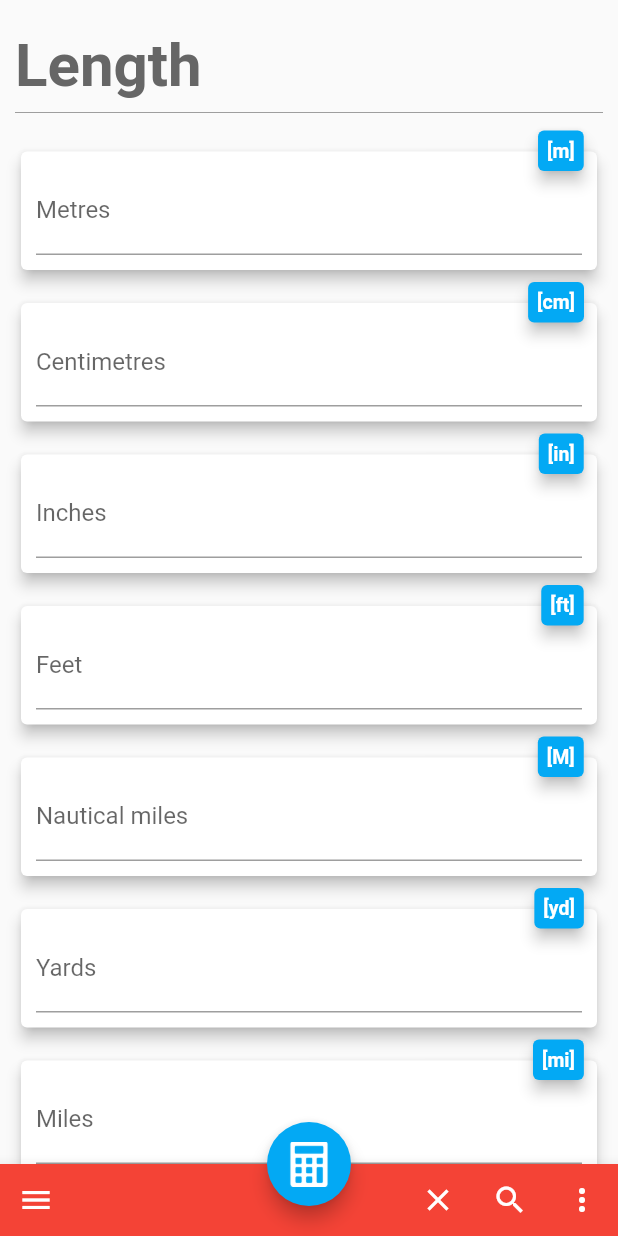
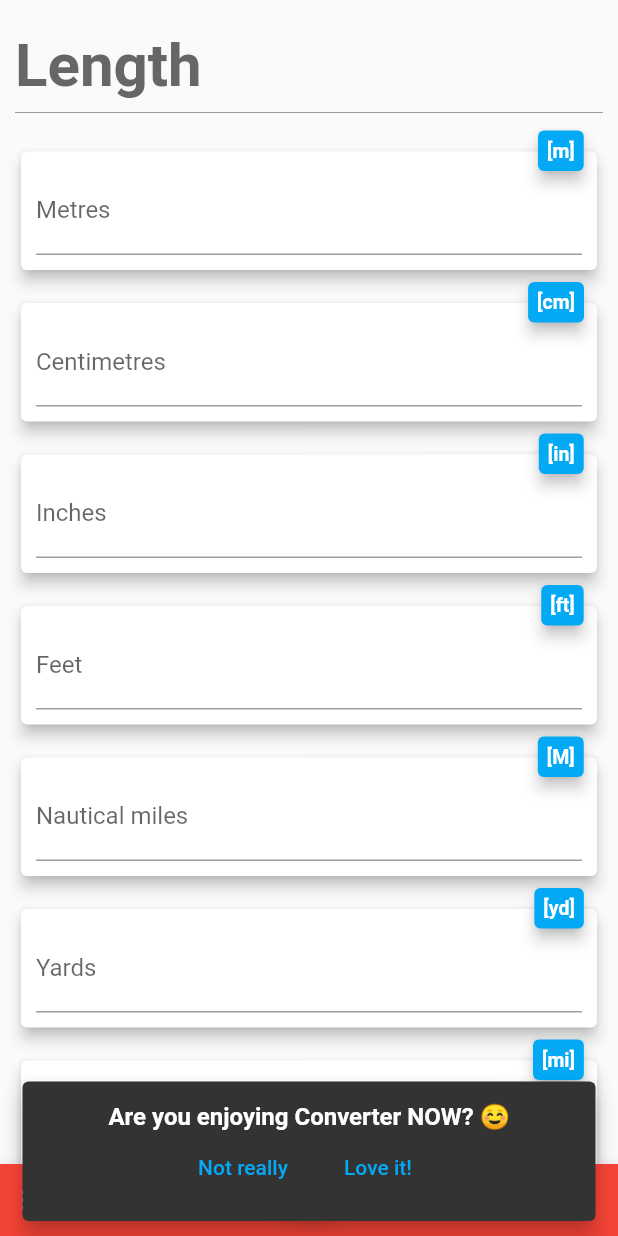
Before and after one commit to ferraridamiano/ConverterNOW, a Flutter app: the screen it shows after launch, on a phone screen of 412 x 824 dp. Run offline on Flutter 3.47's test engine with Material 2 defaults, Android fonts, the phone set to English and light mode, and no system bars; our stand-ins replace shared_preferences; network calls fail.

```diff
--- a/lib/ConversionManager.dart
+++ b/lib/ConversionManager.dart
@@ -69,7 +69,7 @@ class _ConversionManager extends State<ConversionManager>{
     Future.delayed(Duration.zero, () {
       _getCurrency();
     });
-    Future.delayed(const Duration(seconds: 10), () {
+    Future.delayed(const Duration(seconds: 3), () {
       _showReviewSnackBar();
     });
 
@@ -193,31 +193,62 @@ class _ConversionManager extends State<ConversionManager>{
 
   _showReviewSnackBar(){
 
+    final SnackBar positiveResponseSnackBar = SnackBar(
+      duration: const Duration(milliseconds: 3000),
+      behavior: SnackBarBehavior.floating,
+      content: Text(MyLocalizations.of(context).trans('valuta_app3'), style: TextStyle(fontWeight: FontWeight.w600, fontSize: 16.0)),
+      action: SnackBarAction(
+        label: MyLocalizations.of(context).trans('valuta_app5'),
+        textColor: Theme.of(context).accentColor,
+        onPressed: (){
+         launchURL("https://play.google.com/store/apps/details?id=com.ferrarid.converterpro");
+        },
+      ),
+    );
+
+    final SnackBar negativeResponseSnackBar = SnackBar(
+      duration: const Duration(milliseconds: 2000),
+      behavior: SnackBarBehavior.floating,
+      content: Text(MyLocalizations.of(context).trans('valuta_app4'), style: TextStyle(fontWeight: FontWeight.w600, fontSize: 16.0)),
+      action: SnackBarAction(
+        label: MyLocalizations.of(context).trans('valuta_app5'),
+        textColor: Theme.of(context).accentColor,
+        onPressed: (){
+         launchURL("https://play.google.com/store/apps/details?id=com.ferrarid.converterpro");
+        },
+      ),
+    );
+
     final SnackBar reviewSnackBar = SnackBar(
+      duration: const Duration(seconds: 5),
       behavior: SnackBarBehavior.floating,
       content: SizedBox(
-        height: 70.0,
+        height: 65.0,
+        child: Center(
           child: Column(
             children: <Widget>[
-            Text('Ti piace Converter NOW? ☺️', style: TextStyle(fontWeight: FontWeight.bold, fontSize: 20.0),),
+              Text(MyLocalizations.of(context).trans('valuta_app2'), style: TextStyle(fontWeight: FontWeight.w600, fontSize: 16.0),),
               Row(
                 mainAxisAlignment: MainAxisAlignment.center,
                 children: <Widget>[
                   FlatButton(
-                  child: Text("Non molto", style: TextStyle(fontWeight: FontWeight.bold, fontSize: 16.0, color: Theme.of(context).accentColor),),
+                    child: Text(MyLocalizations.of(context).trans('valuta_app2NO'), style: TextStyle(color: Theme.of(context).accentColor),),
                     onPressed: (){
-                    print("Non molto");
+                      scaffoldKey.currentState.hideCurrentSnackBar();
+                      scaffoldKey.currentState.showSnackBar(negativeResponseSnackBar);
                     },
                   ),
                   FlatButton(
-                  child: Text("Lo adoro", style: TextStyle(fontWeight: FontWeight.bold, fontSize: 16.0, color: Theme.of(context).accentColor),),
+                    child: Text(MyLocalizations.of(context).trans('valuta_app2SI'), style: TextStyle(color: Theme.of(context).accentColor),),
                     onPressed: (){
-                    print("Lo adoro");
+                      scaffoldKey.currentState.hideCurrentSnackBar();
+                      scaffoldKey.currentState.showSnackBar(positiveResponseSnackBar);
                     },
                   ),
                 ]
               )
             ],
+          ),
         ),
       ),
     );
@@ -306,42 +337,6 @@ class _ConversionManager extends State<ConversionManager>{
     );
   }
 
-  /*void _showRateDialog() async {
-    new Future.delayed(Duration.zero,() {
-      showDialog(
-        context: context,
-        builder: (BuildContext dialogcontext) {
-          return AlertDialog(
-            title: new Text(MyLocalizations.of(context).trans('valuta_app')),
-            content: new Text(MyLocalizations.of(context).trans('valuta_app2')),
-            actions: <Widget>[
-              new FlatButton(
-                child: new Text(MyLocalizations.of(context).trans('gia_fatto')),
-                onPressed: () {
-                  prefs.setBool("stop_request_rating",true);
-                  Navigator.of(dialogcontext).pop();
-                },
-              ),
-              new FlatButton(
-                child: new Text(MyLocalizations.of(context).trans('piu_tardi')),
-                onPressed: () {
-                  Navigator.of(dialogcontext).pop();
-                },
-              ),
-              new FlatButton(
-                child: new Text("OK"),
-                onPressed: () {
-                  launchURL("https://play.google.com/store/apps/details?id=com.ferrarid.converterpro");
-                  Navigator.of(dialogcontext).pop();
-                },
-              ),
-            ],
-          );
-        },
-      );
-      }
-    );
-  }*/
 }
 
 
--- a/resources/lang/en.json
+++ b/resources/lang/en.json
@@ -13,9 +13,12 @@
   "donazione": "Make a donation",
   "logo_drawer": "Drawer logo",
   "valuta_app": "Rate the app",
-  "valuta_app2": "What do you think about Converter NOW? Leave us a review 📝",
-  "piu_tardi": "Later",
-  "gia_fatto": "Already done",
+  "valuta_app2": "Are you enjoying Converter NOW? ☺️",
+  "valuta_app2SI": "Love it!",
+  "valuta_app2NO": "Not really",
+  "valuta_app3": "Great! Please take a moment to rate the app! ☺️",
+  "valuta_app4": "😟 We'd love feedback so we can improve",
+  "valuta_app5": "Rate",
 
   "lunghezza": "Length",
   "superficie": "Area",
```
Also changed, not shown: resources/lang/it.json (+6 -3 lines). Lines whose indentation alone changed are shown as unchanged.
